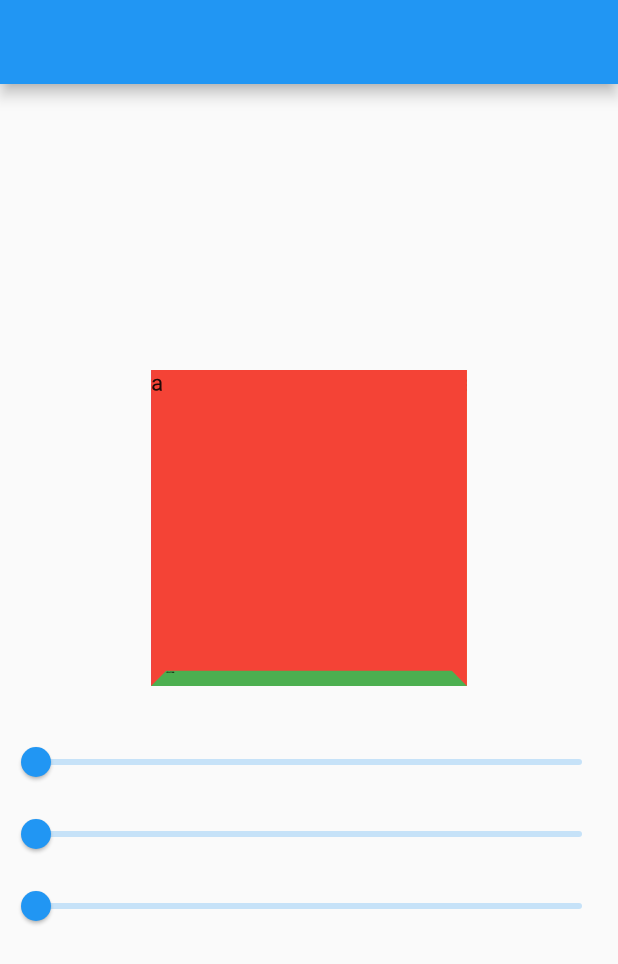
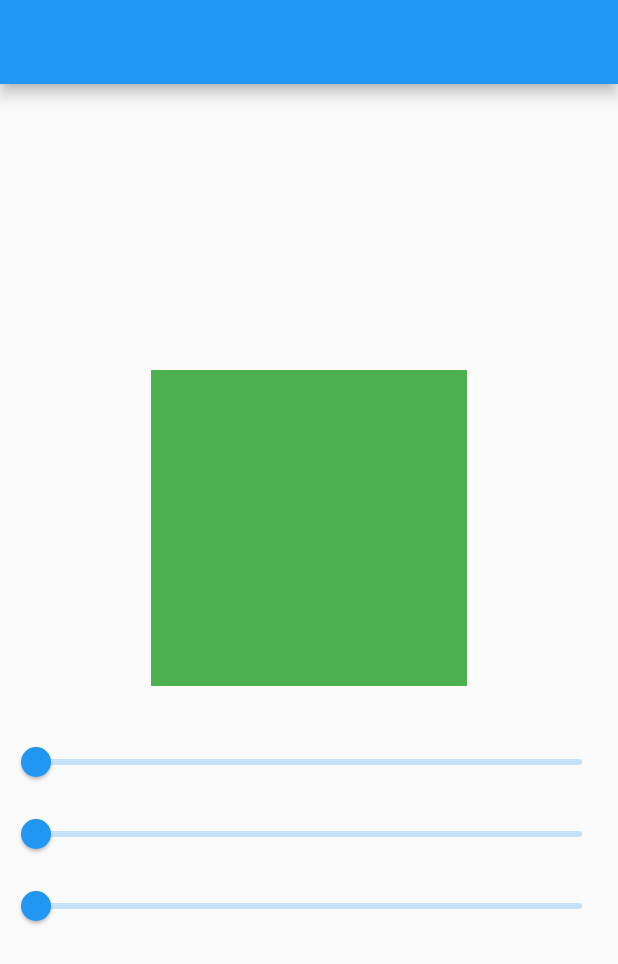
Before and after one commit to adnanjpg/flutter_3d_demo, a Flutter app: the screen it shows after launch, on a phone screen of 412 x 824 dp. Shown: the top 964 px of the screen. Run offline on Flutter 3.47's test engine with Material 2 defaults, Android fonts, the phone set to English and light mode, and no system bars.

Commit message:
unite colors

```diff
--- a/lib/main.dart
+++ b/lib/main.dart
@@ -61,7 +61,7 @@ class _MyHomePageState extends State<MyHomePage> {
               ,
               alignment: Alignment.center,
               child: const Center(
-                child: Cube(),
+                child: Cube(color: Colors.green),
               ),
             ),
             const SizedBox(height: 32),
@@ -115,47 +115,51 @@ class _AngleSlider extends StatelessWidget {
 }
 
 class Cube extends StatelessWidget {
-  const Cube({Key? key}) : super(key: key);
+  final Color color;
+  const Cube({
+    required this.color,
+    Key? key,
+  }) : super(key: key);
 
   @override
   Widget build(BuildContext context) {
     return Stack(
-      children: const [
+      children: [
         CubeFace(
-          color: Colors.purple,
+          color: color,
           translateX: -quarterSize,
           rotateY: -halfPi,
           width: halfSize,
           height: fullSize,
         ),
         CubeFace(
-          color: Colors.black,
+          color: color,
+          translateX: fourThirdsSize,
+          rotateY: -halfPi,
+          width: halfSize,
+          height: fullSize,
+        ),
+        CubeFace(
+          color: color,
           translateZ: quarterSize,
           width: fullSize,
           height: fullSize,
         ),
         CubeFace(
-          color: Colors.pink,
+          color: color,
+          translateZ: -quarterSize,
+          width: fullSize,
+          height: fullSize,
+        ),
+        CubeFace(
+          color: color,
           translateY: -quarterSize,
           rotateX: -halfPi,
           width: fullSize,
           height: halfSize,
         ),
         CubeFace(
-          color: Colors.orange,
-          translateX: fourThirdsSize,
-          rotateY: -halfPi,
-          width: halfSize,
-          height: fullSize,
-        ),
-        CubeFace(
-          color: Colors.red,
-          translateZ: -quarterSize,
-          width: fullSize,
-          height: fullSize,
-        ),
-        CubeFace(
-          color: Colors.green,
+          color: color,
           translateY: fourThirdsSize,
           rotateX: -halfPi,
           width: fullSize,
@@ -220,7 +224,6 @@ class CubeFace extends StatelessWidget {
         width: width,
         height: height,
         color: color,
-        child: const Text('a'),
       ),
     );
   }
```
